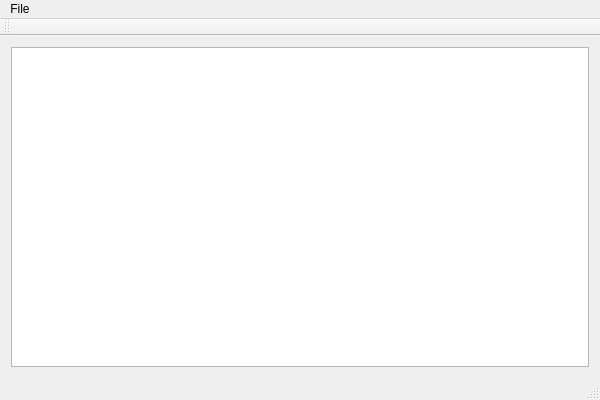
Old version of the form mainwindow.ui in the repository tstaerk/quickpen.
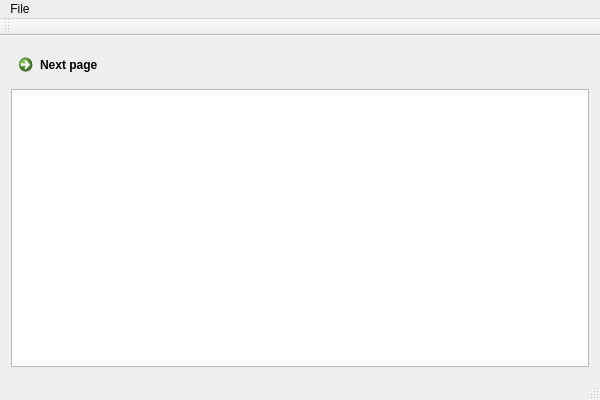
New version of the form.

Commit message: Allow the user to flip pages. This makes it finally usable for me :)

```diff
--- a/mainwindow.ui
+++ b/mainwindow.ui
@@ -15,9 +15,16 @@
   </property>
   <widget class="QWidget" name="centralWidget">
    <layout class="QGridLayout" name="gridLayout">
-    <item row="0" column="0">
+    <item row="1" column="0" colspan="2">
      <widget class="QGraphicsView" name="graphicsView"/>
     </item>
+    <item row="0" column="0" colspan="2">
+     <widget class="QCommandLinkButton" name="commandLinkButton">
+      <property name="text">
+       <string>Next page</string>
+      </property>
+     </widget>
+    </item>
    </layout>
   </widget>
   <widget class="QMenuBar" name="menuBar">
```
The commit also changes 2 other files.
